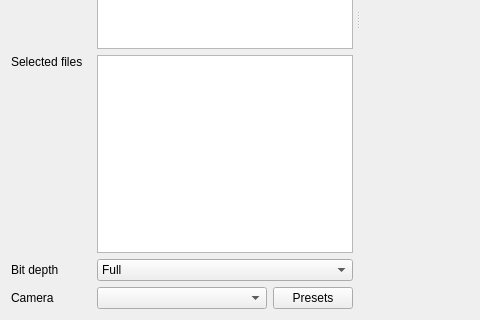
The window that src/pcot/assets/inputmultifile.ui (AU-ExoMars/PCOT) describes before a commit, drawn with Qt 5; both pictures show x 0 to 480 and y 282 to 602 of the 1011 by 602 pixel window.
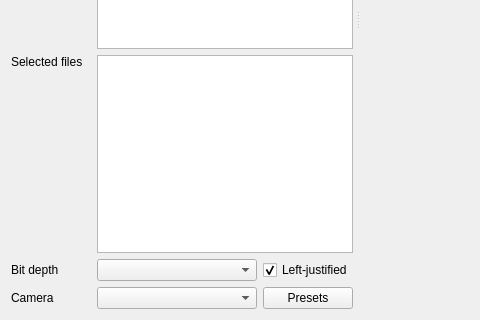
The same window after the commit. Custom widgets are drawn as their Qt base class.

Commit message: Add left-justified bit-depth handling to the multifile loader

Diff of the .ui file:
```diff
--- a/src/pcot/assets/inputmultifile.ui
+++ b/src/pcot/assets/inputmultifile.ui
@@ -119,18 +119,20 @@
          </property>
         </widget>
        </item>
-       <item row="6" column="1" colspan="2">
-        <widget class="QComboBox" name="bitdepth">
-         <item>
-          <property name="text">
-           <string>Full</string>
-          </property>
-         </item>
-         <item>
-          <property name="text">
-           <string>10 bits</string>
-          </property>
-         </item>
+       <item row="6" column="1">
+        <widget class="QComboBox" name="bitdepth"/>
+       </item>
+       <item row="6" column="2">
+        <widget class="QCheckBox" name="leftJustified">
+         <property name="toolTip">
+          <string>If checked, the significant bits are assumed to occupy the top of their container (e.g. a 10-bit value stored in the top of a 16-bit word, with the bottom 6 bits always zero) rather than the bottom.</string>
+         </property>
+         <property name="text">
+          <string>Left-justified</string>
+         </property>
+         <property name="checked">
+          <bool>true</bool>
+         </property>
         </widget>
        </item>
        <item row="3" column="1" colspan="2">
```
Left out of the diff: 8 changed lines with no effect on the pictures. The commit also changes 7 other files.
